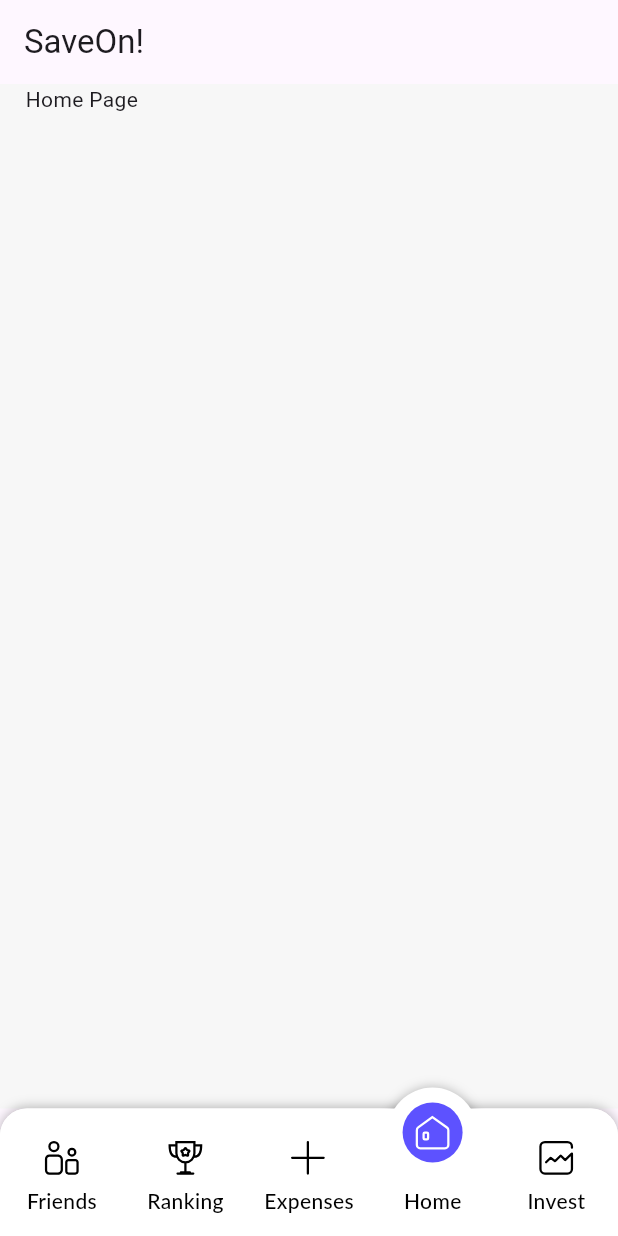
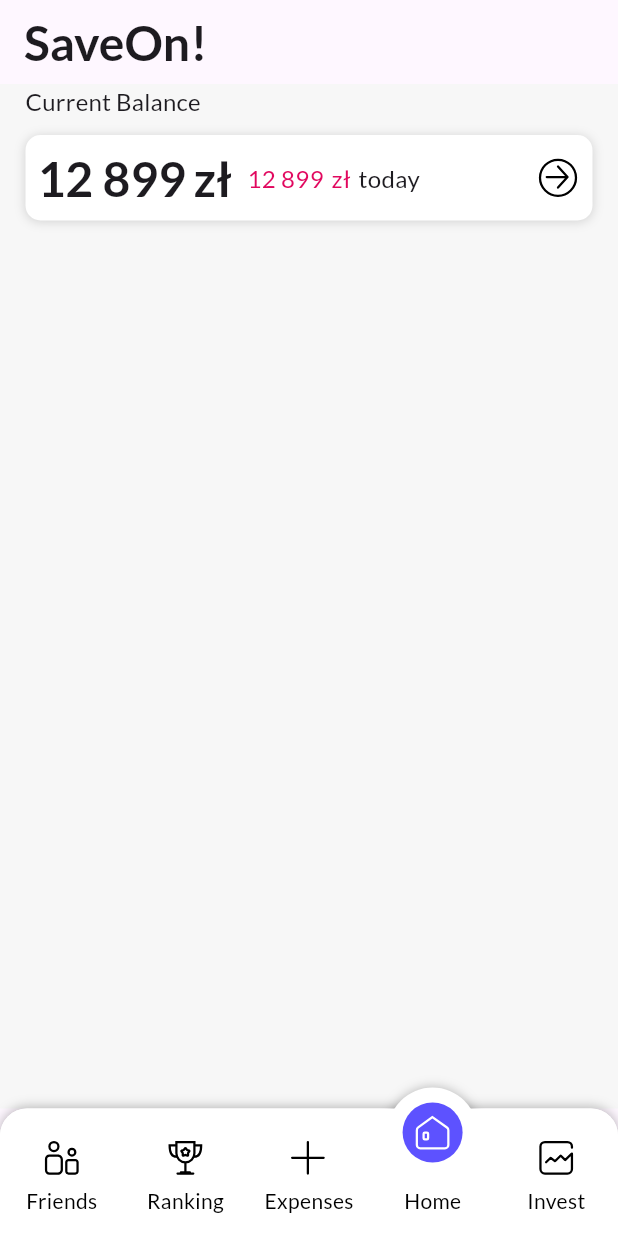
Before and after one commit to poleheshko/saveon_frontend, a Flutter app: the screen it shows after launch, on a phone screen of 412 x 824 dp. Run offline on Flutter 3.47's test engine with Material 3 defaults, Android fonts, the light colour scheme and no system bars; our stand-ins replace calendar_date_picker2, flutter_svg, google_fonts.

Commit message:
Started making home page with mocked data for Current balance

```diff
--- a/lib/home_page.dart
+++ b/lib/home_page.dart
@@ -1,5 +1,6 @@
 import 'package:flutter/cupertino.dart';
 import 'package:saveon_frontend/models/common/common_page.dart';
+import 'package:saveon_frontend/models/home_page_models/current_balance.dart';
 
 class HomePage extends StatefulWidget {
   const HomePage({super.key});
@@ -13,7 +14,7 @@ class _HomePage extends State<HomePage> {
   @override
   Widget build(BuildContext context) {
     return CommonPage(commonPageContent: [
-      Text("Home Page")
+      CurrentBalance(),
     ]
     );
   }
--- a/lib/main.dart
+++ b/lib/main.dart
@@ -1,4 +1,5 @@
 import 'package:flutter/material.dart';
+import 'package:google_fonts/google_fonts.dart';
 import 'package:saveon_frontend/widgets/bottom_navigation/main_navigation.dart';
 
 import 'expense_page.dart';
@@ -15,6 +16,14 @@ class SaveOn extends StatelessWidget {
     return MaterialApp(
       title: 'Flutter Demo',
       theme: ThemeData(
+        textTheme: GoogleFonts.latoTextTheme(
+          const TextTheme(
+              titleMedium: TextStyle(fontSize: 16),
+              bodySmall: TextStyle(fontSize: 10),
+              bodyMedium: TextStyle(fontSize: 16),
+              titleLarge: TextStyle(fontSize: 32, fontWeight: FontWeight.bold),
+          ),
+        ),
         colorScheme: ColorScheme.fromSeed(seedColor: Colors.deepPurple),
       ),
       home: const MainNavigation(),
--- a/lib/models/common/saveon_section.dart
+++ b/lib/models/common/saveon_section.dart
@@ -1,13 +1,29 @@
 import 'package:flutter/material.dart';
 
 class SaveOnSection extends StatelessWidget {
+  final String? sectionTitle;
   final List<Widget> SaveOnSectionContent;
 
-  const SaveOnSection({required this.SaveOnSectionContent, super.key});
+  const SaveOnSection({
+    required this.SaveOnSectionContent,
+    this.sectionTitle,
+    super.key,
+  });
 
   @override
   Widget build(BuildContext context) {
-    return Container(
+    return Column(
+      crossAxisAlignment: CrossAxisAlignment.start,
+      children: [
+        if (sectionTitle != null) ...[
+          Text(
+            sectionTitle!,
+            style: Theme.of(context).textTheme.titleMedium,
+          ),
+          const SizedBox(height: 10),
+        ],
+
+        Container(
           width: double.infinity,
           constraints: BoxConstraints(minHeight: 46),
           padding: const EdgeInsets.all(8),
@@ -27,6 +43,8 @@ class SaveOnSection extends StatelessWidget {
             crossAxisAlignment: CrossAxisAlignment.center,
             children: SaveOnSectionContent,
           ),
+        ),
+      ],
     );
   }
 }
--- /dev/null
+++ b/lib/models/home_page_models/current_balance.dart
@@ -0,0 +1,72 @@
+import 'package:flutter/cupertino.dart';
+import 'package:flutter/material.dart';
+import 'package:flutter_svg/flutter_svg.dart';
+import 'package:saveon_frontend/models/common/saveon_section.dart';
+
+class CurrentBalance extends StatefulWidget {
+  const CurrentBalance({super.key});
+
+  @override
+  State<CurrentBalance> createState() => _CurrentBalance();
+}
+
+class _CurrentBalance extends State<CurrentBalance> {
+  @override
+  Widget build(BuildContext context) {
+    return SaveOnSection(
+      sectionTitle: "Current Balance",
+      SaveOnSectionContent: [
+        Row(
+          mainAxisAlignment: MainAxisAlignment.spaceBetween,
+          crossAxisAlignment: CrossAxisAlignment.center,
+          children: [
+            Row(
+              mainAxisAlignment: MainAxisAlignment.start,
+              crossAxisAlignment: CrossAxisAlignment.center,
+              children: [
+                //big number (current amount)
+                Row(
+                  children: [
+                    Text(
+                      '12 899',
+                      style: Theme.of(context).textTheme.titleLarge,
+                    ),
+                    const SizedBox(width: 5),
+                    Text('zł', style: Theme.of(context).textTheme.titleLarge),
+                  ],
+                ),
+                const SizedBox(width: 10),
+
+                //comparing small number
+                Row(
+                  children: [
+                    Text(
+                      '12 899',
+                      style: Theme.of(context).textTheme.bodyMedium?.copyWith(
+                        color: Color(0xFFE1075E),
+                      ),
+                    ),
+                    const SizedBox(width: 5),
+                    Text(
+                      'zł',
+                      style: Theme.of(context).textTheme.bodyMedium?.copyWith(
+                        color: Color(0xFFE1075E),
+                      ),
+                    ),
+                    const SizedBox(width: 5),
+                    Text(
+                      'today',
+                      style: Theme.of(context).textTheme.bodyMedium,
+                    ),
+                  ],
+                ),
+              ],
+            ),
+
+            SvgPicture.asset('lib/assets/other/arrow_next.svg'),
+          ],
+        ),
+      ],
+    );
+  }
+}
--- a/pubspec.yaml
+++ b/pubspec.yaml
@@ -34,6 +34,7 @@ dependencies:
   motion_tab_bar: ^2.0.4
   calendar_date_picker2: ^2.0.1
   intl: ^0.19.0
+  google_fonts: ^6.2.1
 
 
   # The following adds the Cupertino Icons font to your application.
@@ -77,6 +78,7 @@ flutter:
     - lib/assets/category_icons/category_transport.svg
     - lib/assets/other/hamburger_icon.svg
     - lib/assets/other/camera_icon.svg
+    - lib/assets/other/arrow_next.svg
     - lib/assets/date_icons/calendar_icon.svg
     - lib/assets/date_icons/arrow_right_icon.svg
     - lib/assets/date_icons/arrow_down_icon.svg
```
Also changed, not shown: lib/assets/other/arrow_next.svg (added), pubspec.lock, 1 other file. Lines whose indentation alone changed are shown as unchanged.
